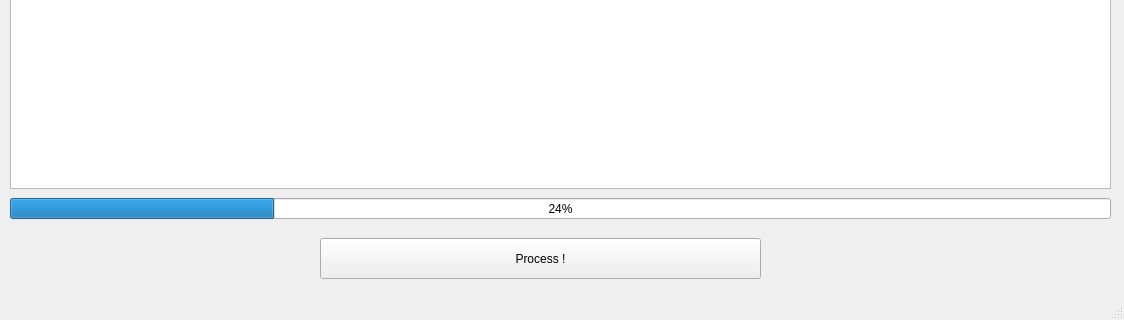
First picture: the form in LocaGUI/locagui.ui, repository CRNL-Eduwell/Localizer, before the edit; both pictures show x 0 to 1124 and y 421 to 741 of the 1124 by 741 pixel window.
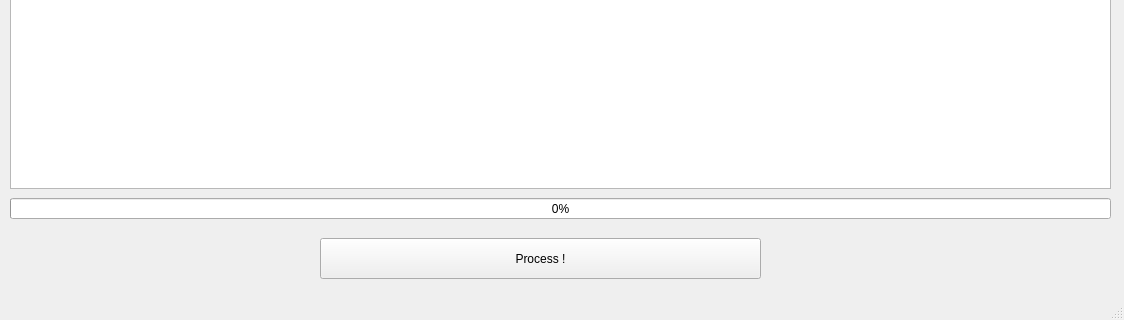
Second picture: the form after the edit.

The edit to the form file:
```diff
--- a/LocaGUI/locagui.ui
+++ b/LocaGUI/locagui.ui
@@ -197,7 +197,7 @@
      </rect>
     </property>
     <property name="value">
-     <number>24</number>
+     <number>0</number>
     </property>
    </widget>
    <widget class="QLineEdit" name="patientPathlineEdit">
```
